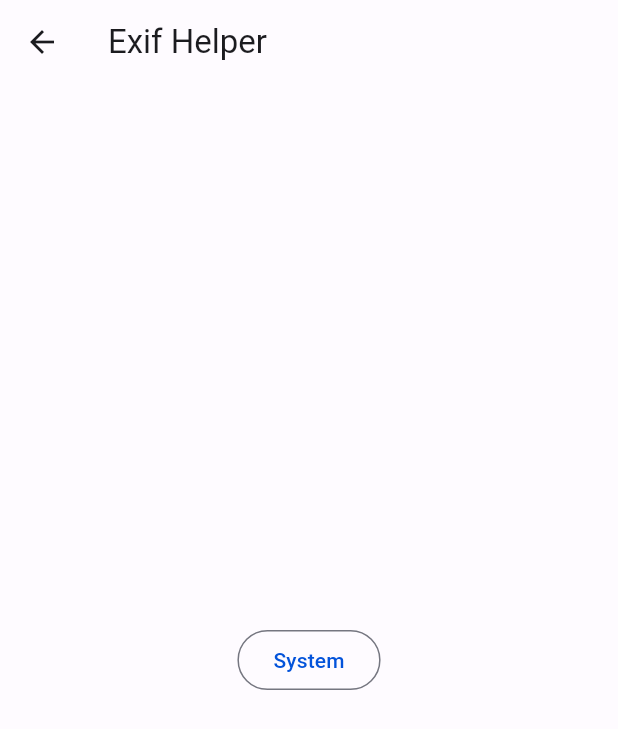
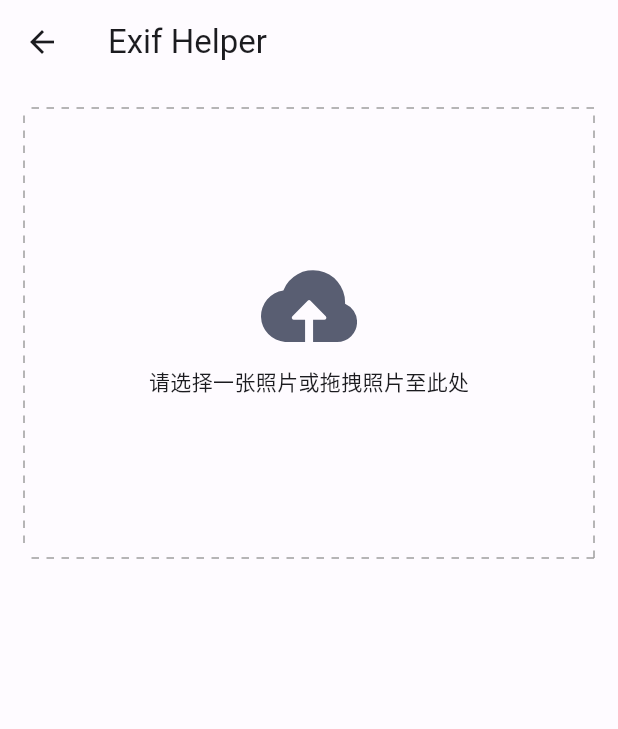
Before and after one commit to Samoy/exif_helper, a Flutter app: the HomePage screen opened directly, on a phone screen of 412 x 824 dp. Shown: the top 729 px of the screen. Run offline on Flutter 3.47's test engine with Material 3 defaults, Android fonts, the phone set to English and light mode, and no system bars; our stand-ins replace flutter_svg, shared_preferences; missing offline and left inert: routerino, window_manager; accounts and stored records are empty; generated files the repository leaves out were written again; statements that could not run were skipped.

Commit message:
feat: dashed container.

```diff
--- a/lib/l10n/intl_en.arb
+++ b/lib/l10n/intl_en.arb
@@ -20,5 +20,6 @@
   "language": "Language",
   "about": "About",
   "privacy":"Privacy Policy",
-  "terms": "Terms of Service"
+  "terms": "Terms of Service",
+  "explore": "Explore"
 }
--- a/lib/l10n/intl_zh.arb
+++ b/lib/l10n/intl_zh.arb
@@ -22,5 +22,6 @@
   "language": "语言",
   "about": "关于应用",
   "privacy":"隐私政策",
-  "terms": "服务协议"
+  "terms": "服务协议",
+  "explore": "浏览"
  }
--- a/lib/screens/home.dart
+++ b/lib/screens/home.dart
@@ -1,7 +1,11 @@
 import 'package:exif_helper/screens/detail.dart';
+import 'package:exif_helper/widgets/dashed_container.dart';
 import 'package:flutter/material.dart';
 import 'package:flutter_gen/gen_l10n/app_localizations.dart';
+import 'package:flutter_svg/flutter_svg.dart';
 import 'package:window_manager/window_manager.dart';
+
+import '../common/constant.dart';
 
 class HomePage extends StatefulWidget {
   const HomePage({super.key});
@@ -17,18 +21,30 @@ class _HomePageState extends State<HomePage> with WindowListener {
       appBar: AppBar(
         title: Text(AppLocalizations.of(context)!.appTitle),
       ),
-      body: Container(
-        child: Center(
-          child: OutlinedButton(
-            onPressed: () {
-              Navigator.of(context).push(
-                MaterialPageRoute(
-                  builder: (context) => const DetailPage(),
+      body: Padding(
+        padding: const EdgeInsets.all(normalPadding),
+        child: InkWell(
+          child: DashedContainer(
+            height: 300,
+            width: double.infinity,
+            child: Column(
+              mainAxisAlignment: MainAxisAlignment.center,
+              children: [
+                SvgPicture.asset(
+                  width: 64.0,
+                  "assets/images/upload.svg",
+                  colorFilter: ColorFilter.mode(
+                      Theme.of(context).colorScheme.secondary,
+                      BlendMode.srcIn),
                 ),
-              );
-            },
-            child: Text(AppLocalizations.of(context)!.system),
+                const SizedBox(
+                  height: normalMargin,
+                ),
+                Text("请选择一张照片或拖拽照片至此处")
+              ],
+            ),
           ),
+          onTap: () {},
         ),
       ),
     );
--- a/lib/screens/settings.dart
+++ b/lib/screens/settings.dart
@@ -79,10 +79,9 @@ class _SettingsPageState extends State<SettingsPage> {
                         builder: (context, systemModel, child) =>
                             DropdownButton<Enum>(
                           focusColor: Colors.transparent,
-                          padding: const EdgeInsets.symmetric(
-                            horizontal: normalPadding,
+                          padding: const EdgeInsets.only(
+                            left: normalPadding,
                           ),
-                          enableFeedback: false,
                           value: item.value,
                           items: item.options!.map((o) {
                             return DropdownMenuItem(
--- a/pubspec.yaml
+++ b/pubspec.yaml
@@ -39,6 +39,8 @@ dependencies:
   window_manager: ^0.3.8
   routerino: ^0.8.0
   url_launcher: ^6.2.5
+  file_picker: ^8.0.0+1
+  flutter_svg: ^2.0.10+1
 dev_dependencies:
   flutter_test:
     sdk: flutter
@@ -60,6 +62,8 @@ flutter:
   # included with your application, so that you can use the icons in
   # the material Icons class.
   uses-material-design: true
+  assets:
+    - assets/images/
 
   # To add assets to your application, add an assets section, like this:
   # assets:
```
Also changed, not shown: lib/screens/index.dart (+11 -4 lines), lib/screens/recent.dart (+0 -10 lines), lib/widgets/dashed_container.dart (added, +131 -0 lines), assets/images/upload.svg (added), pubspec.lock, 1 other file.
